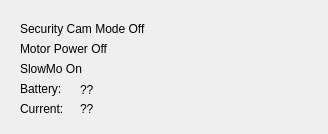
Qt form qt.ui (embedCreativity/PalmettoGUI) before a commit.
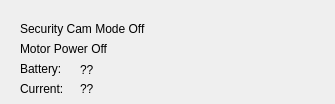
The same form after that commit.

Commit message: Turbo button\!

```diff
--- a/qt.ui
+++ b/qt.ui
@@ -6,8 +6,8 @@
    <rect>
     <x>0</x>
     <y>0</y>
-    <width>328</width>
-    <height>134</height>
+    <width>335</width>
+    <height>104</height>
    </rect>
   </property>
   <property name="windowTitle">
@@ -17,7 +17,7 @@
    <property name="geometry">
     <rect>
      <x>80</x>
-     <y>80</y>
+     <y>60</y>
      <width>61</width>
      <height>20</height>
     </rect>
@@ -30,7 +30,7 @@
    <property name="geometry">
     <rect>
      <x>20</x>
-     <y>80</y>
+     <y>60</y>
      <width>61</width>
      <height>17</height>
     </rect>
@@ -56,7 +56,7 @@
    <property name="geometry">
     <rect>
      <x>20</x>
-     <y>100</y>
+     <y>80</y>
      <width>68</width>
      <height>17</height>
     </rect>
@@ -69,7 +69,7 @@
    <property name="geometry">
     <rect>
      <x>80</x>
-     <y>100</y>
+     <y>80</y>
      <width>68</width>
      <height>17</height>
     </rect>
@@ -78,19 +78,6 @@
     <string>??</string>
    </property>
   </widget>
-  <widget class="QLabel" name="lblSlowMo">
-   <property name="geometry">
-    <rect>
-     <x>20</x>
-     <y>60</y>
-     <width>121</width>
-     <height>17</height>
-    </rect>
-   </property>
-   <property name="text">
-    <string>SlowMo On</string>
-   </property>
-  </widget>
   <widget class="QLabel" name="lblSecurityCamMode">
    <property name="geometry">
     <rect>
```
The commit also changes 2 other files.
